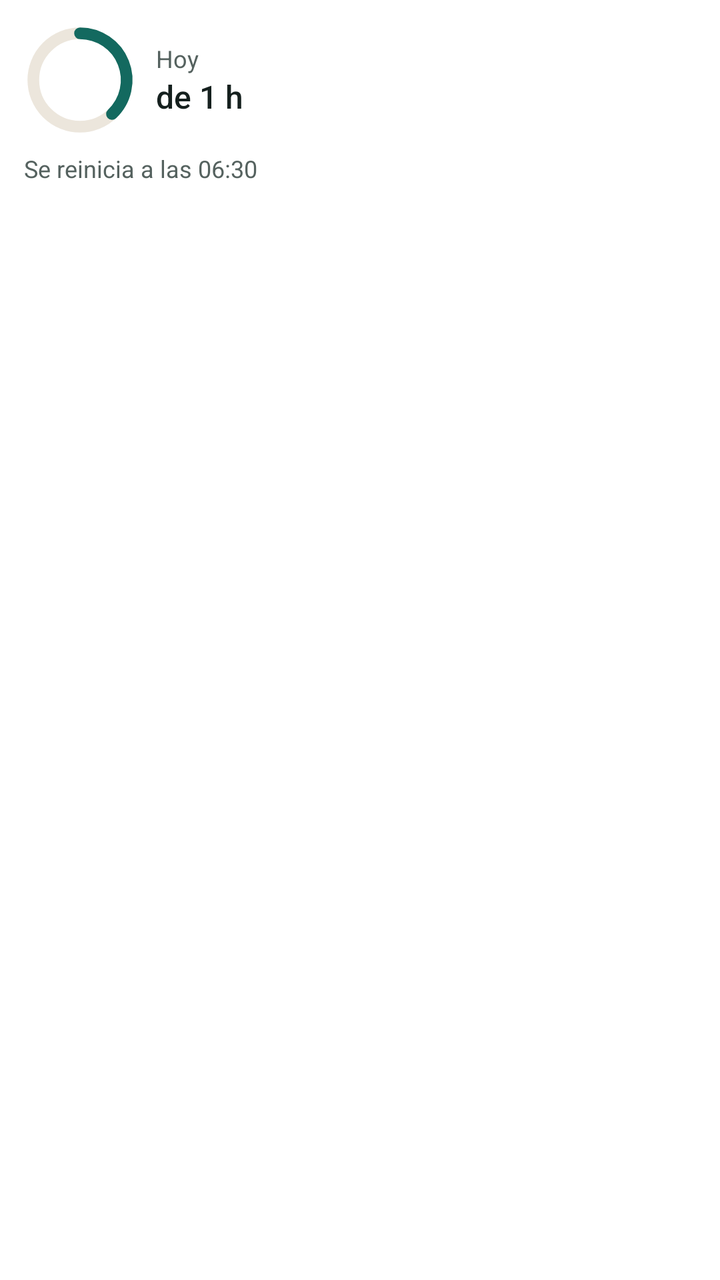
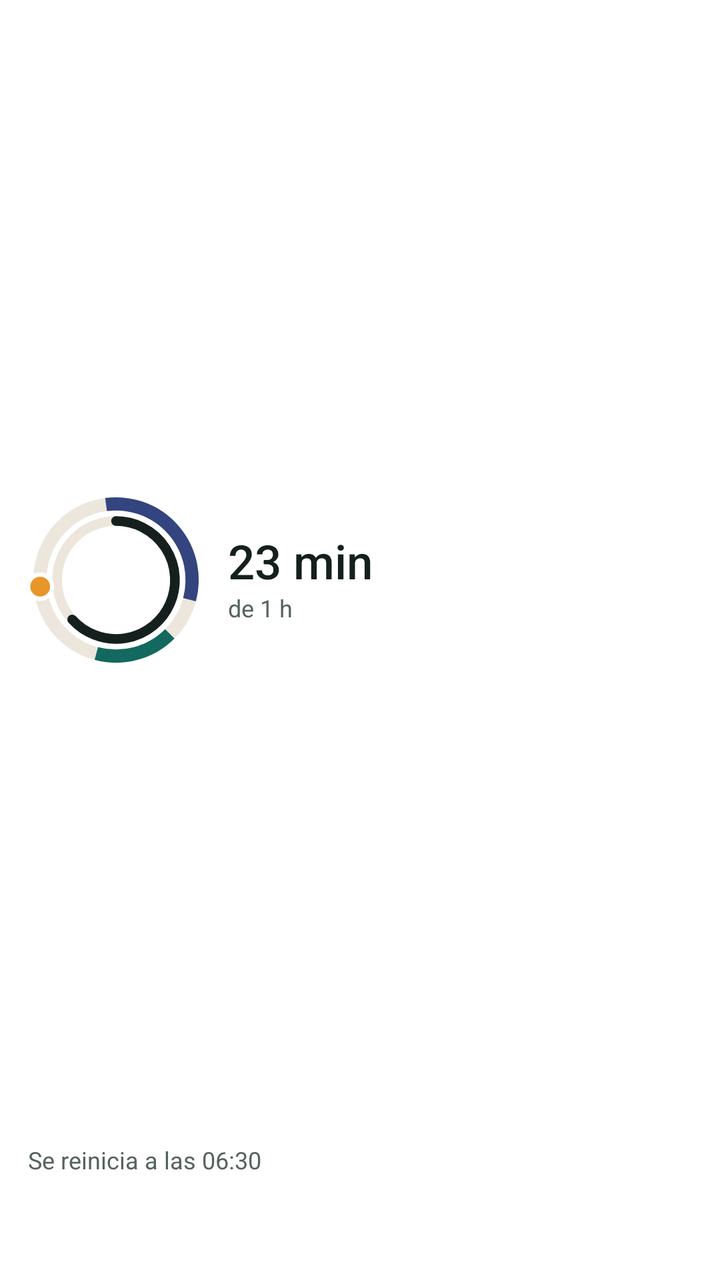

Before-and-after screenshots of an Android layout around one commit, followed by the original layout XML and the change that was made.
<!-- AndroidManifest.xml: application theme AppTheme -->
<!-- res/layout/widget_today.xml -->
<?xml version="1.0" encoding="utf-8"?>
<LinearLayout xmlns:android="http://schemas.android.com/apk/res/android"
    android:id="@+id/w_root"
    android:layout_width="match_parent"
    android:layout_height="match_parent"
    android:background="@drawable/widget_bg"
    android:orientation="vertical"
    android:padding="12dp">

    <LinearLayout
        android:layout_width="match_parent"
        android:layout_height="wrap_content"
        android:gravity="center_vertical"
        android:orientation="horizontal">

        <ImageView
            android:id="@+id/w_ring"
            android:layout_width="56dp"
            android:layout_height="56dp"
            android:contentDescription="@string/widget_title"
            android:src="@drawable/widget_ring_preview" />

        <LinearLayout
            android:layout_width="0dp"
            android:layout_height="wrap_content"
            android:layout_marginStart="10dp"
            android:layout_weight="1"
            android:orientation="vertical">

            <TextView
                android:id="@+id/w_title"
                android:layout_width="wrap_content"
                android:layout_height="wrap_content"
                android:text="@string/widget_title"
                android:textColor="@color/brand_text_muted"
                android:textSize="12sp" />

            <TextView
                android:id="@+id/w_limit"
                android:layout_width="wrap_content"
                android:layout_height="wrap_content"
                android:ellipsize="end"
                android:fontFamily="sans-serif-medium"
                android:maxLines="1"
                android:text="@string/widget_preview_limit"
                android:textColor="@color/brand_text"
                android:textSize="16sp" />
        </LinearLayout>
    </LinearLayout>

    <TextView
        android:id="@+id/w_status"
        android:layout_width="wrap_content"
        android:layout_height="0dp"
        android:layout_marginTop="8dp"
        android:layout_weight="1"
        android:ellipsize="end"
        android:maxLines="2"
        android:text="@string/widget_preview_status"
        android:textColor="@color/brand_text_muted"
        android:textSize="12sp" />

    <LinearLayout
        android:layout_width="wrap_content"
        android:layout_height="wrap_content"
        android:orientation="horizontal">

        <ImageView
            android:id="@+id/w_ig"
            android:layout_width="34dp"
            android:layout_height="34dp"
            android:contentDescription="@string/label_ig"
            android:src="@mipmap/ic_ig" />

        <ImageView
            android:id="@+id/w_yt"
            android:layout_width="34dp"
            android:layout_height="34dp"
            android:layout_marginStart="8dp"
            android:contentDescription="@string/label_yt"
            android:src="@mipmap/ic_yt" />
    </LinearLayout>
</LinearLayout>
<!-- resources referenced by this layout -->
<resources>
  <color name="brand_text">#15201E</color>
  <color name="brand_text_muted">#55625F</color>
  <!-- drawable widget_bg (drawable) -->
  <?xml version="1.0" encoding="utf-8"?>
  <shape xmlns:android="http://schemas.android.com/apk/res/android" android:shape="rectangle">
      <solid android:color="@color/brand_surface" />
      <corners android:radius="24dp" />
  </shape>
  <!-- drawable widget_ring_preview (drawable) -->
  <vector xmlns:android="http://schemas.android.com/apk/res/android"
      android:width="48dp" android:height="48dp"
      android:viewportWidth="48" android:viewportHeight="48">
      <path android:pathData="M4,24 a20,20 0 1,0 40,0 a20,20 0 1,0 -40,0" android:strokeColor="@color/brand_surface_alt"
          android:strokeWidth="5" android:fillColor="#00000000" />
      <path android:pathData="M24,4 A20,20 0 0,1 37.69,38.58" android:strokeColor="@color/brand_primary"
          android:strokeWidth="5" android:strokeLineCap="round" android:fillColor="#00000000" />
  </vector>
  <!-- mipmap ic_ig (mipmap-anydpi-v26) -->
  <?xml version="1.0" encoding="utf-8"?>
  <adaptive-icon xmlns:android="http://schemas.android.com/apk/res/android">
      <background android:drawable="@drawable/ic_ig_bg" />
      <foreground android:drawable="@drawable/ic_ig_fg" />
      <monochrome android:drawable="@drawable/ic_ig_mono" />
  </adaptive-icon>
  <!-- mipmap ic_yt (mipmap-anydpi-v26) -->
  <?xml version="1.0" encoding="utf-8"?>
  <adaptive-icon xmlns:android="http://schemas.android.com/apk/res/android">
      <background android:drawable="@drawable/ic_yt_bg" />
      <foreground android:drawable="@drawable/ic_yt_fg" />
      <monochrome android:drawable="@drawable/ic_yt_mono" />
  </adaptive-icon>
  <string name="label_ig">IG Lite</string>
  <string name="label_yt">YT Lite</string>
  <string name="widget_preview_limit">de 1 h</string>
  <string name="widget_preview_status">Se reinicia a las 06:30</string>
  <string name="widget_title">Hoy</string>
  <color name="brand_surface">#FFFFFF</color>
  <color name="brand_surface_alt">#ECE6DC</color>
  <color name="brand_primary">#13695F</color>
  <color name="logo_deep">#0F3B3A</color>
  <color name="logo_sun">#F4A93D</color>
  <style name="BrandDialogBase" parent="android:Theme.Material.Light.Dialog.Alert" />
  <style name="BrandDialogButton" parent="android:Widget.Material.Button.Borderless.Colored">
          <item name="android:textAllCaps">false</item>
          <item name="android:textSize">15sp</item>
          <item name="android:fontFamily">sans-serif-medium</item>
          <item name="android:textColor">@color/brand_primary</item>
          <item name="android:minHeight">48dp</item>
      </style>
  <!-- unchanged entries left out for length: 9 -->
</resources>

<!-- the commit's change to res/layout/widget_today.xml (unified diff, before → after) -->
@@ -5,55 +5,65 @@
     android:layout_height="match_parent"
     android:background="@drawable/widget_bg"
     android:orientation="vertical"
-    android:padding="12dp">
+    android:padding="14dp">
 
     <LinearLayout
         android:layout_width="match_parent"
-        android:layout_height="wrap_content"
+        android:layout_height="0dp"
+        android:layout_weight="1"
         android:gravity="center_vertical"
         android:orientation="horizontal">
 
         <ImageView
             android:id="@+id/w_ring"
-            android:layout_width="56dp"
-            android:layout_height="56dp"
-            android:contentDescription="@string/widget_title"
+            android:layout_width="wrap_content"
+            android:layout_height="match_parent"
+            android:adjustViewBounds="true"
+            android:importantForAccessibility="no"
+            android:maxWidth="88dp"
+            android:maxHeight="88dp"
+            android:scaleType="fitCenter"
             android:src="@drawable/widget_ring_preview" />
 
         <LinearLayout
             android:layout_width="0dp"
             android:layout_height="wrap_content"
-            android:layout_marginStart="10dp"
+            android:layout_marginStart="12dp"
             android:layout_weight="1"
             android:orientation="vertical">
 
+            
             <TextView
-                android:id="@+id/w_title"
-                android:layout_width="wrap_content"
-                android:layout_height="wrap_content"
-                android:text="@string/widget_title"
-                android:textColor="@color/brand_text_muted"
-                android:textSize="12sp" />
+                android:id="@+id/w_number"
+                android:layout_width="match_parent"
+                android:layout_height="28dp"
+                android:autoSizeMaxTextSize="24sp"
+                android:autoSizeMinTextSize="9sp"
+                android:autoSizeTextType="uniform"
+                android:fontFamily="sans-serif-medium"
+                android:fontFeatureSettings="tnum"
+                android:gravity="center_vertical"
+                android:includeFontPadding="false"
+                android:maxLines="1"
+                android:text="@string/widget_preview_minutes"
+                android:textColor="@color/brand_text" />
 
             <TextView
                 android:id="@+id/w_limit"
                 android:layout_width="wrap_content"
                 android:layout_height="wrap_content"
-                android:ellipsize="end"
-                android:fontFamily="sans-serif-medium"
-                android:maxLines="1"
+                android:maxLines="2"
                 android:text="@string/widget_preview_limit"
-                android:textColor="@color/brand_text"
-                android:textSize="16sp" />
+                android:textColor="@color/brand_text_muted"
+                android:textSize="12sp" />
         </LinearLayout>
     </LinearLayout>
 
     <TextView
         android:id="@+id/w_status"
-        android:layout_width="wrap_content"
-        android:layout_height="0dp"
-        android:layout_marginTop="8dp"
-        android:layout_weight="1"
+        android:layout_width="match_parent"
+        android:layout_height="wrap_content"
+        android:layout_marginTop="6dp"
         android:ellipsize="end"
         android:maxLines="2"
         android:text="@string/widget_preview_status"
@@ -63,20 +73,21 @@
     <LinearLayout
         android:layout_width="wrap_content"
         android:layout_height="wrap_content"
+        android:layout_marginTop="6dp"
         android:orientation="horizontal">
 
         <ImageView
             android:id="@+id/w_ig"
-            android:layout_width="34dp"
-            android:layout_height="34dp"
+            android:layout_width="32dp"
+            android:layout_height="32dp"
             android:contentDescription="@string/label_ig"
             android:src="@mipmap/ic_ig" />
 
         <ImageView
             android:id="@+id/w_yt"
-            android:layout_width="34dp"
-            android:layout_height="34dp"
-            android:layout_marginStart="8dp"
+            android:layout_width="32dp"
+            android:layout_height="32dp"
+            android:layout_marginStart="10dp"
             android:contentDescription="@string/label_yt"
             android:src="@mipmap/ic_yt" />
     </LinearLayout>
<!-- resource entries referenced after the edit -->
@@ -6,16 +6,20 @@
   <?xml version="1.0" encoding="utf-8"?>
   <shape xmlns:android="http://schemas.android.com/apk/res/android" android:shape="rectangle">
       <solid android:color="@color/brand_surface" />
-      <corners android:radius="24dp" />
+      <corners android:radius="@dimen/widget_radius" />
   </shape>
   <!-- drawable widget_ring_preview (drawable) -->
+  <?xml version="1.0" encoding="utf-8"?>
   <vector xmlns:android="http://schemas.android.com/apk/res/android"
-      android:width="48dp" android:height="48dp"
-      android:viewportWidth="48" android:viewportHeight="48">
-      <path android:pathData="M4,24 a20,20 0 1,0 40,0 a20,20 0 1,0 -40,0" android:strokeColor="@color/brand_surface_alt"
-          android:strokeWidth="5" android:fillColor="#00000000" />
-      <path android:pathData="M24,4 A20,20 0 0,1 37.69,38.58" android:strokeColor="@color/brand_primary"
-          android:strokeWidth="5" android:strokeLineCap="round" android:fillColor="#00000000" />
+      android:width="100dp" android:height="100dp"
+      android:viewportWidth="100" android:viewportHeight="100">
+      <path android:pathData="M6.75,50 a43.25,43.25 0 1,0 86.5,0 a43.25,43.25 0 1,0 -86.5,0" android:strokeColor="@color/brand_surface_alt" android:strokeWidth="7.5" android:fillColor="#00000000" />
+      <path android:pathData="M44.35,7.12 A43.25,43.25 0 0,1 91.78,61.19" android:strokeColor="@color/brand_night" android:strokeWidth="7.5" android:fillColor="#00000000" />
+      <path android:pathData="M80.58,80.58 A43.25,43.25 0 0,1 38.81,91.78" android:strokeColor="@color/brand_primary" android:strokeWidth="7.5" android:fillColor="#00000000" />
+      <path android:pathData="M16.5,50 a33.5,33.5 0 1,0 67.0,0 a33.5,33.5 0 1,0 -67.0,0" android:strokeColor="@color/brand_surface_alt" android:strokeWidth="5.5" android:fillColor="#00000000" />
+      <path android:pathData="M50.00,16.50 A33.5,33.5 0 1,1 25.10,72.42" android:strokeColor="@color/brand_text" android:strokeWidth="5.5" android:strokeLineCap="round" android:fillColor="#00000000" />
+      <path android:pathData="M-0.96,53.77 a7.88,7.88 0 1,0 15.75,0 a7.88,7.88 0 1,0 -15.75,0" android:fillColor="@color/brand_surface" />
+      <path android:pathData="M1.29,53.77 a5.62,5.62 0 1,0 11.25,0 a5.62,5.62 0 1,0 -11.25,0" android:fillColor="@color/brand_accent" />
   </vector>
   <!-- mipmap ic_ig (mipmap-anydpi-v26) -->
   <?xml version="1.0" encoding="utf-8"?>
@@ -34,11 +38,14 @@
   <string name="label_ig">IG Lite</string>
   <string name="label_yt">YT Lite</string>
   <string name="widget_preview_limit">de 1 h</string>
+  <string name="widget_preview_minutes" translatable="false">23 min</string>
   <string name="widget_preview_status">Se reinicia a las 06:30</string>
-  <string name="widget_title">Hoy</string>
   <color name="brand_surface">#FFFFFF</color>
+  <dimen name="widget_radius">24dp</dimen>
   <color name="brand_surface_alt">#ECE6DC</color>
+  <color name="brand_night">#34447F</color>
   <color name="brand_primary">#13695F</color>
+  <color name="brand_accent">#E8962A</color>
   <color name="logo_deep">#0F3B3A</color>
   <color name="logo_sun">#F4A93D</color>
   <style name="BrandDialogBase" parent="android:Theme.Material.Light.Dialog.Alert" />
